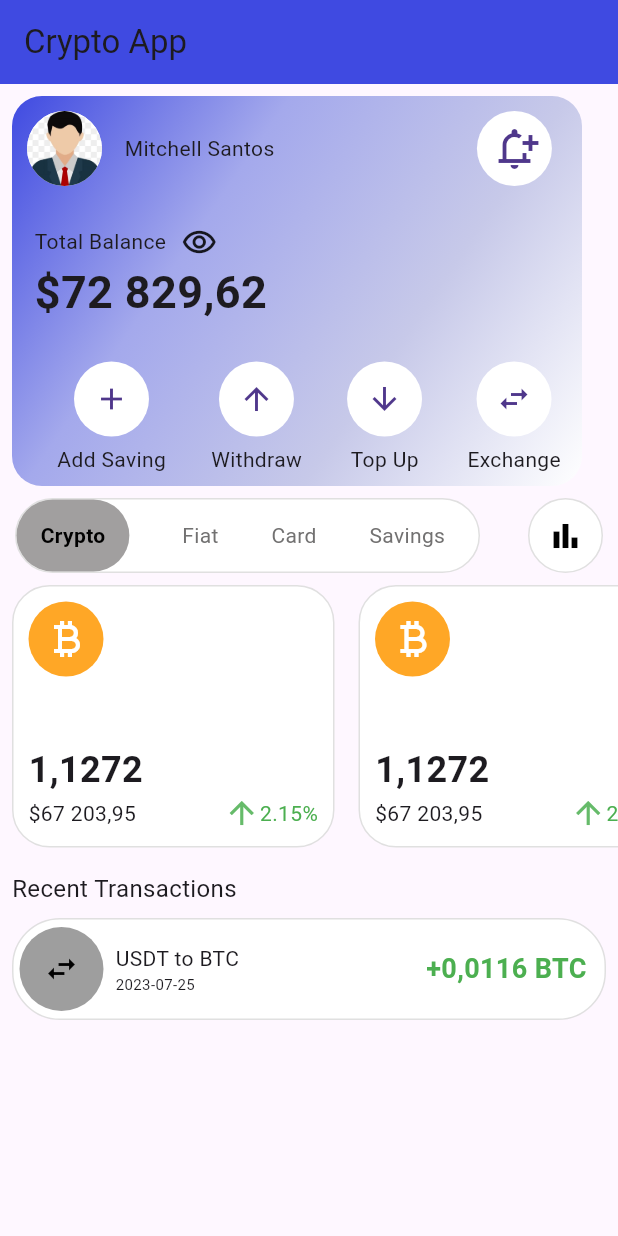
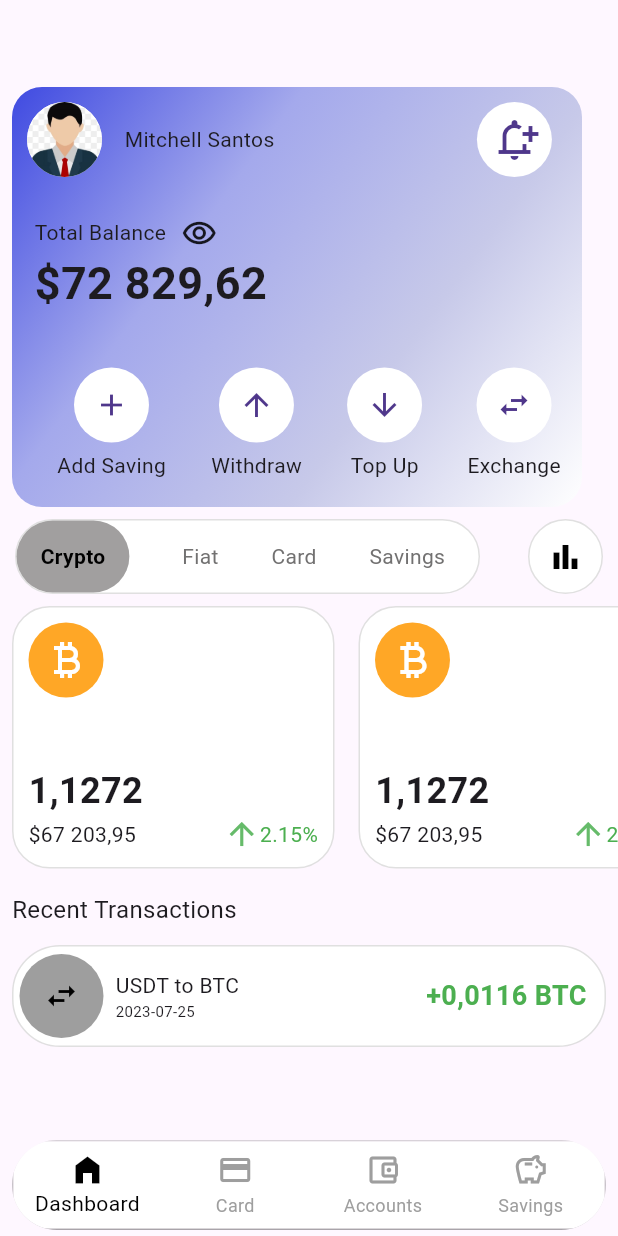
Before and after one commit to gKaustubh13/Fluttering, a Flutter app: the screen it shows after launch, on a phone screen of 412 x 824 dp. Run offline on Flutter 3.47's test engine with Material 3 defaults, Android fonts, the phone set to English and light mode, and no system bars.

Commit message:
Added Bottom Nav

```diff
--- a/lib/Cryoto_app/view/exchange_screen_view/exchange_screen.dart
+++ b/lib/Cryoto_app/view/exchange_screen_view/exchange_screen.dart
@@ -0,0 +1,24 @@
+import 'package:flutter/material.dart';
+
+class ExchangeScreen extends StatelessWidget {
+  const ExchangeScreen({super.key});
+
+  @override
+  Widget build(BuildContext context) {
+    return Scaffold(
+      appBar: AppBar(
+        leading: Icon(Icons.arrow_back),
+        title: Row(
+          children: [
+            SizedBox(width: 75),
+            Text("Exchange"),
+          ],
+        ),
+        backgroundColor: Colors.white,
+      ),
+      body: Center(
+        child: Text("Exchange Screen"),
+      ),
+    );
+  }
+}
--- a/lib/Cryoto_app/view/home_screen_view/home_screen.dart
+++ b/lib/Cryoto_app/view/home_screen_view/home_screen.dart
@@ -10,11 +10,12 @@ class HomeScreen extends StatelessWidget {
   @override
   Widget build(BuildContext context) {
     return Scaffold(
-      appBar: AppBar(
-        title: const Text("Crypto App"),
-        backgroundColor: const Color.fromARGB(255, 63, 74, 225),
-      ),
+      // appBar: AppBar(
+      //   title: const Text("Crypto App"),
+      //   backgroundColor: const Color.fromARGB(255, 63, 74, 225),
+      // ),
       body: Column(crossAxisAlignment: CrossAxisAlignment.start, children: [
+        const SizedBox(height: 50),
         ProfileCard(),
         CryptoTab(),
         SingleChildScrollView(
@@ -29,6 +30,44 @@ class HomeScreen extends StatelessWidget {
         ),
         RecentTransactionsTab(),
       ]),
+      bottomNavigationBar: Padding(
+        padding: const EdgeInsets.fromLTRB(8, 4, 8, 4),
+        child: ClipRRect(
+          borderRadius: BorderRadius.circular(50),
+          child: Container(
+            decoration: BoxDecoration(
+              border: Border.all(
+                color: Colors.black12,
+                width: 1,
+              ),
+            ),
+            child: BottomNavigationBar(
+              backgroundColor: Colors.white,
+              type: BottomNavigationBarType.fixed,
+              selectedItemColor: Colors.black,
+              unselectedItemColor: Colors.grey,
+              items: const [
+                BottomNavigationBarItem(
+                  icon: Icon(Icons.home_filled),
+                  label: 'Dashboard',
+                ),
+                BottomNavigationBarItem(
+                  icon: Icon(Icons.credit_card_outlined),
+                  label: 'Card',
+                ),
+                BottomNavigationBarItem(
+                  icon: Icon(Icons.account_balance_wallet_outlined),
+                  label: 'Accounts',
+                ),
+                BottomNavigationBarItem(
+                  icon: Icon(Icons.savings_outlined),
+                  label: 'Savings',
+                ),
+              ],
+            ),
+          ),
+        ),
+      ),
     );
   }
 }
--- a/lib/Cryoto_app/view/home_screen_view/widgets/profile_card.dart
+++ b/lib/Cryoto_app/view/home_screen_view/widgets/profile_card.dart
@@ -12,7 +12,7 @@ class ProfileCard extends StatelessWidget {
       padding: const EdgeInsets.all(8.0),
       child: Stack(children: [
         Container(
-          height: 260,
+          height: 280,
           width: 380,
           decoration: BoxDecoration(
             borderRadius: BorderRadius.circular(20),
--- a/lib/Cryoto_app/view/home_screen_view/widgets/profile_card_details.dart
+++ b/lib/Cryoto_app/view/home_screen_view/widgets/profile_card_details.dart
@@ -42,7 +42,7 @@ class ProfileCardDetails extends StatelessWidget {
           ],
         ),
         SizedBox(
-          height: 25,
+          height: 35,
         ),
         Row(
           mainAxisAlignment: MainAxisAlignment.spaceEvenly,
--- a/lib/Cryoto_app/view/home_screen_view/widgets/recent_transactions_tab.dart
+++ b/lib/Cryoto_app/view/home_screen_view/widgets/recent_transactions_tab.dart
@@ -18,7 +18,7 @@ class RecentTransactionsTab extends StatelessWidget {
                 fontWeight: FontWeight.w400,
               )),
           const SizedBox(
-            height: 8,
+            height: 12,
           ),
           Container(
             padding: const EdgeInsets.symmetric(horizontal: 4, vertical: 4),
--- a/lib/application.dart
+++ b/lib/application.dart
@@ -1,4 +1,5 @@
 import 'package:flutter/material.dart';
+import 'package:intro_app/Cryoto_app/view/exchange_screen_view/exchange_screen.dart';
 import 'package:intro_app/Cryoto_app/view/home_screen_view/home_screen.dart';
 
 class Application extends StatelessWidget {
@@ -6,6 +7,10 @@ class Application extends StatelessWidget {
 
   @override
   Widget build(BuildContext context) {
-    return MaterialApp(home: HomeScreen());
+    return MaterialApp(
+      home: HomeScreen(),
+      // home: ExchangeScreen(),
+      debugShowCheckedModeBanner: false,
+    );
   }
 }
```
